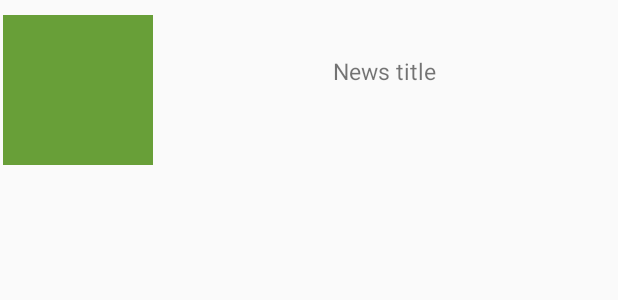
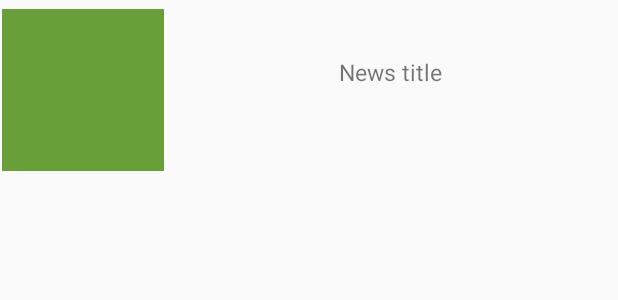
Before and after one commit to grosa1/MonUP-App, an Android app: the layout news_list_item.xml on its own in the app's theme, with its tools: preview values and no code run, on a phone screen of 412 x 824 dp. Shown: the top 300 px of the screen. Run offline under Robolectric (Android 15) with nearby library versions, the phone set to English and light mode, and no system bars.

Commit message:
enhancement: news item text alignment

```diff
--- a/app/src/main/res/layout/news_list_item.xml
+++ b/app/src/main/res/layout/news_list_item.xml
@@ -5,13 +5,16 @@
     android:layout_height="120dp"
     android:gravity="center"
     android:orientation="horizontal"
-    android:padding="2dp"
+    android:paddingTop="6dp"
+    android:paddingBottom="6dp"
+    android:paddingLeft="1dp"
+    android:paddingRight="1dp"
     android:fontFamily="sans-serif">
 
     <ImageView
         android:id="@+id/article_icon"
-        android:layout_width="100dp"
-        android:layout_height="100dp"
+        android:layout_width="108dp"
+        android:layout_height="match_parent"
         android:contentDescription="@string/imageView_content_description"
         android:layout_gravity="center_vertical"
         android:src="@color/colorPrimaryDark" />
@@ -22,16 +25,15 @@
         android:layout_height="match_parent"
         android:layout_weight="10"
         android:orientation="vertical"
-        android:layout_gravity="center_horizontal"
-        android:padding="2dp">
+        android:layout_marginStart="6dp"
+        android:layout_marginEnd="6dp"
+        android:layout_gravity="center_horizontal">
 
         <TextView
             android:id="@+id/article_title"
             android:layout_width="match_parent"
             android:layout_height="match_parent"
             android:gravity="center"
-            android:layout_marginStart="6dp"
-            android:layout_marginEnd="6dp"
             android:text="@string/news_title_place_holder"
             android:textAlignment="center"
             android:layout_weight="2"
@@ -41,11 +43,9 @@
             android:id="@+id/article_date"
             android:layout_width="match_parent"
             android:layout_height="match_parent"
-            android:layout_marginStart="6dp"
-            android:layout_marginEnd="6dp"
-            android:layout_marginBottom="6dp"
             android:layout_weight="7"
-            android:gravity="right"
+            android:gravity="bottom"
+            android:textAlignment="viewEnd"
             android:text="@string/news_date_place_holder"
             android:textSize="10sp" />
 
```
